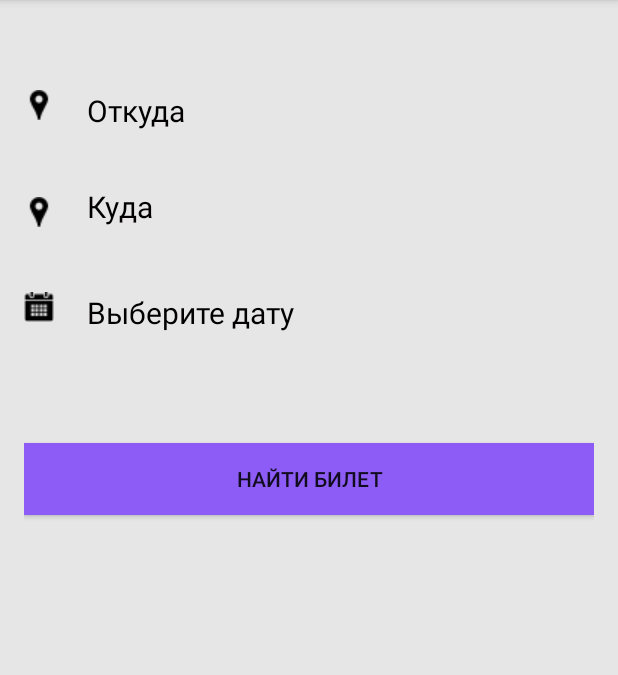
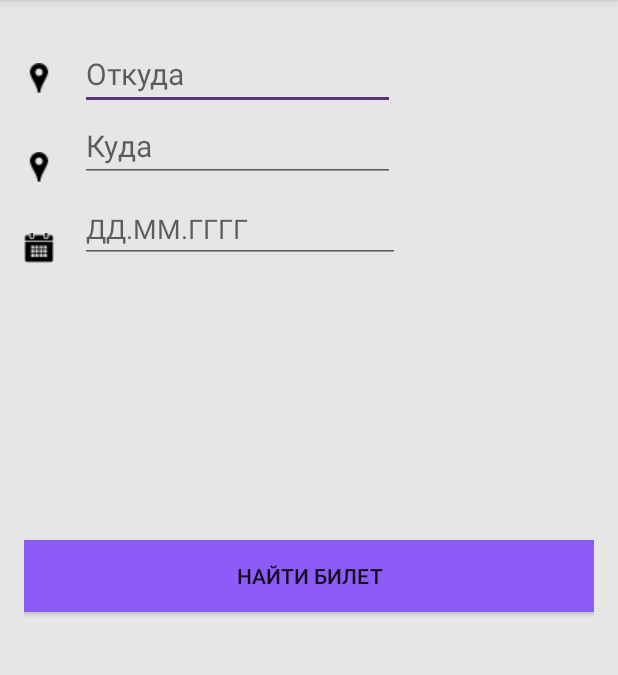
Before and after one commit to hackerfrommars/Railways-android, an Android app: the screen it shows after launch (MainActivity), on a phone screen of 412 x 824 dp, the part 84-759 px from its top. Run offline under Robolectric (Android 15) with nearby library versions, the phone set to English and light mode, and no system bars.

```diff
--- a/app/src/main/res/layout/content_main.xml
+++ b/app/src/main/res/layout/content_main.xml
@@ -18,61 +18,54 @@
         android:layout_width="wrap_content"
         android:layout_height="wrap_content"
         android:id="@+id/iv"
-        android:layout_marginTop="44dp"
+        android:layout_marginTop="26dp"
         android:layout_alignParentTop="true"
         android:layout_alignParentLeft="true"
         android:layout_alignParentStart="true" />
 
-<TextView
-    android:id="@+id/tv1"
+<EditText
+    android:id="@+id/et1"
     android:layout_height="wrap_content"
     android:layout_width="wrap_content"
-    android:text="Откуда"
+    android:hint="Откуда"
     android:textColor="#020000"
     android:textSize="20dp"
-    android:layout_marginLeft="22dp"
-    android:layout_alignTop="@+id/iv"
+    android:ems="9"
+    android:layout_marginLeft="17dp"
+    android:layout_marginStart="17dp"
+    android:layout_above="@+id/tv2"
     android:layout_toRightOf="@+id/iv"
-    android:layout_toEndOf="@+id/iv"
-    android:layout_marginStart="22dp" />
+    android:layout_toEndOf="@+id/iv" />
     <ImageView
         android:src="@drawable/to"
         android:layout_width="wrap_content"
         android:layout_height="wrap_content"
         android:id="@+id/iv2"
-        android:layout_marginTop="115dp"
-        android:layout_alignParentTop="true"
+        android:layout_marginTop="39dp"
+        android:layout_below="@+id/iv"
         android:layout_alignParentLeft="true"
         android:layout_alignParentStart="true" />
-    <TextView
+    <EditText
         android:id="@+id/tv2"
         android:layout_height="wrap_content"
         android:layout_width="wrap_content"
-        android:text="Куда"
+        android:hint="Куда"
+        android:ems="9"
         android:textColor="#020000"
         android:textSize="20dp"
-        android:layout_alignBottom="@+id/iv2"
-        android:layout_alignLeft="@+id/tv1"
-        android:layout_alignStart="@+id/tv1" />
+        android:layout_above="@+id/imageView"
+        android:layout_alignLeft="@+id/et1"
+        android:layout_alignStart="@+id/et1" />
 
-    <TextView
-        android:text="Выберите дату"
-        android:layout_height="wrap_content"
-        android:layout_width="wrap_content"
-        android:id="@+id/calendar"
-        android:layout_marginTop="43dp"
-        android:textColor="#020000"
-        android:textSize="20dp"
-        android:layout_below="@+id/tv2"
-        android:layout_alignLeft="@+id/tv2"
-        android:layout_alignStart="@+id/tv2" />
     <ImageView
         android:src="@drawable/calendar"
         android:layout_width="wrap_content"
         android:layout_height="wrap_content"
-        android:layout_alignTop="@+id/calendar"
+        android:id="@+id/imageView"
+        android:layout_below="@+id/iv2"
         android:layout_alignParentLeft="true"
-        android:layout_alignParentStart="true" />
+        android:layout_alignParentStart="true"
+        android:layout_marginTop="34dp" />
 
     <Button
         android:layout_height="wrap_content"
@@ -81,15 +74,21 @@
         android:id="@+id/search"
         android:width="400dp"
         android:background="#8d5cf6"
-        android:layout_below="@+id/calendar"
-        android:layout_alignParentRight="true"
-        android:layout_alignParentEnd="true"
-        android:layout_marginTop="73dp"
-        android:height="30dp" />
+        android:height="30dp"
+        android:layout_centerVertical="true"
+        android:layout_alignParentLeft="true"
+        android:layout_alignParentStart="true" />
 
-
-
-
+    <EditText
+        android:layout_width="wrap_content"
+        android:layout_height="wrap_content"
+        android:inputType="date"
+        android:ems="10"
+        android:id="@+id/editText"
+        android:layout_alignBottom="@+id/imageView"
+        android:layout_alignLeft="@+id/tv2"
+        android:layout_alignStart="@+id/tv2"
+        android:hint="ДД.ММ.ГГГГ"/>
 
 
 </RelativeLayout>
--- a/app/src/main/res/values/colors.xml
+++ b/app/src/main/res/values/colors.xml
@@ -1,6 +1,6 @@
 <?xml version="1.0" encoding="utf-8"?>
 <resources>
-    <color name="colorPrimary">#402873</color>
-    <color name="colorPrimaryDark">#1f2c81</color>
-    <color name="colorAccent">#FF4081</color>
+<color name="colorPrimary">#402873</color>
+<color name="colorPrimaryDark">#1f2c81</color>
+<color name="colorAccent">#57347b</color>
 </resources>
```
